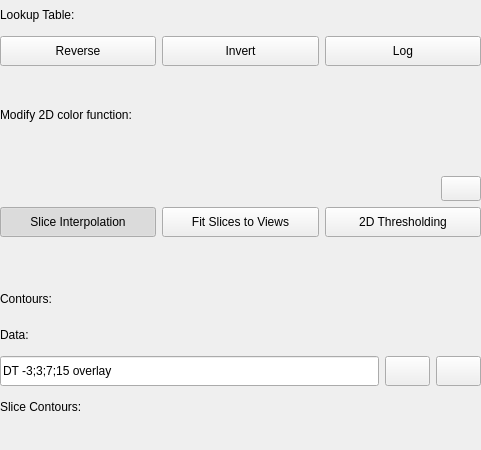
Punzo/SlicerAstro, file AstroVolume/Widgets/Resources/UI/qSlicerAstroScalarVolumeDisplayWidget.ui: the form before one commit.
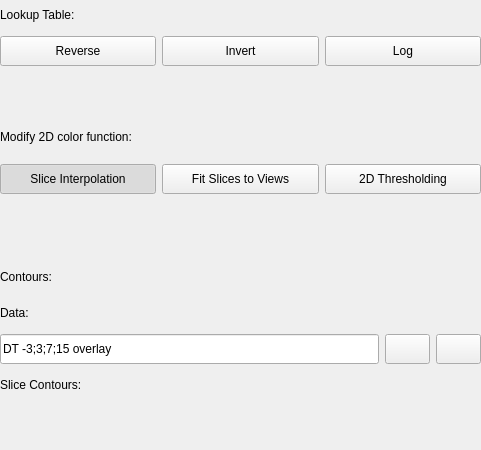
The form after the commit. Icons and pictures are not drawn. Custom widgets are drawn as their Qt base class.

Commit message:
ENH: Remove the 2D color function pin button
The button showed the popup of the window/level range slider, which no
longer exists in the Slicer window/level widget: it did nothing.

The edit to the form file:
```diff
--- a/AstroVolume/Widgets/Resources/UI/qSlicerAstroScalarVolumeDisplayWidget.ui
+++ b/AstroVolume/Widgets/Resources/UI/qSlicerAstroScalarVolumeDisplayWidget.ui
@@ -44,58 +44,6 @@
        </property>
       </widget>
      </item>
-     <item>
-      <layout class="QGridLayout" name="gridLayout_3">
-       <item row="1" column="0">
-        <spacer name="verticalSpacer_3">
-         <property name="orientation">
-          <enum>Qt::Vertical</enum>
-         </property>
-         <property name="sizeHint" stdset="0">
-          <size>
-           <width>20</width>
-           <height>40</height>
-          </size>
-         </property>
-        </spacer>
-       </item>
-       <item row="2" column="0">
-        <widget class="QPushButton" name="WindowLevelPopupButton">
-         <property name="enabled">
-          <bool>true</bool>
-         </property>
-         <property name="sizePolicy">
-          <sizepolicy hsizetype="Preferred" vsizetype="MinimumExpanding">
-           <horstretch>0</horstretch>
-           <verstretch>0</verstretch>
-          </sizepolicy>
-         </property>
-         <property name="minimumSize">
-          <size>
-           <width>0</width>
-           <height>25</height>
-          </size>
-         </property>
-         <property name="toolTip">
-          <string>Push to enable a popup widget to redefine the boundaries of the 2D color function.</string>
-         </property>
-         <property name="text">
-          <string/>
-         </property>
-         <property name="icon">
-          <iconset resource="../qSlicerAstroVolumeWidgetsModule.qrc">
-           <normaloff>:/Icons/PushPinOut.png</normaloff>:/Icons/PushPinOut.png</iconset>
-         </property>
-         <property name="checkable">
-          <bool>true</bool>
-         </property>
-         <property name="checked">
-          <bool>false</bool>
-         </property>
-        </widget>
-       </item>
-      </layout>
-     </item>
     </layout>
    </item>
    <item row="1" column="0" colspan="2">
```
The commit also changes 5 other files.
